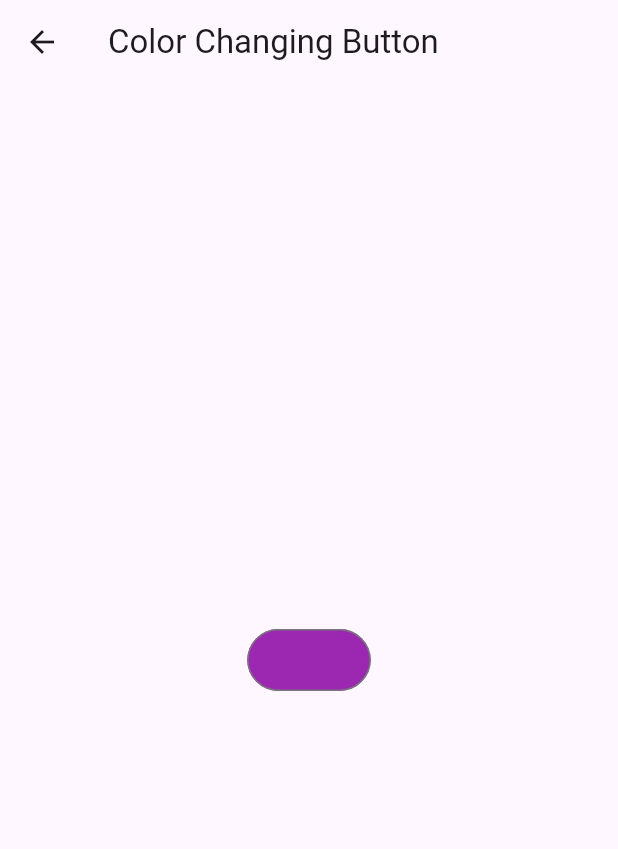
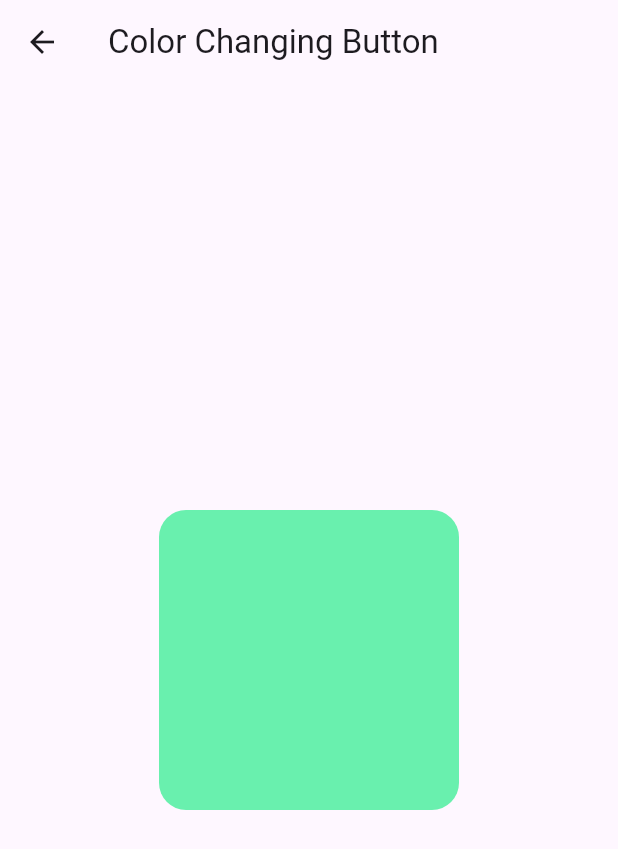
Before and after one commit to sigmapie8/flutter_animations_and_testing, a Flutter app: the ColorChangingButton screen opened directly, on a phone screen of 412 x 824 dp. Shown: the top 849 px of the screen. Run offline on Flutter 3.47's test engine with Material 3 defaults, Android fonts, the phone set to English and light mode, and no system bars.

Commit message:
add implicit animation to color changing button

```diff
--- a/lib/simple_animations/color_changing_button.dart
+++ b/lib/simple_animations/color_changing_button.dart
@@ -12,33 +12,11 @@ class ColorChangingButton extends StatefulWidget {
   _ColorChangingButtonState createState() => _ColorChangingButtonState();
 }
 
-class _ColorChangingButtonState extends State<ColorChangingButton>
-    with SingleTickerProviderStateMixin {
-  late AnimationController _animationController;
-  late Animation<Color?> _colorAnimation;
-
-  @override
-  void initState() {
-    super.initState();
-    _animationController =
-        AnimationController(vsync: this, duration: Duration(seconds: 1))
-          ..addListener(() {
-            setState(() {});
-          });
-
-    _colorAnimation = ColorTween(begin: Colors.purple, end: Colors.green)
-        .animate(_animationController);
-  }
-
-  @override
-  void dispose() {
-    _animationController.dispose();
-    super.dispose();
-  }
+class _ColorChangingButtonState extends State<ColorChangingButton> {
+  Color _buttonColor = Colors.greenAccent;
 
   @override
   Widget build(BuildContext context) {
-    Size size = MediaQuery.of(context).size;
     return Scaffold(
       key: Key("${widget.title}"),
       appBar: AppBar(
@@ -46,18 +24,20 @@ class _ColorChangingButtonState extends State<ColorChangingButton>
       ),
       body: SafeArea(
         child: Center(
-            child: OutlinedButton(
-          onPressed: () {
-            _animationController.forward();
+            child: GestureDetector(
+          onTap: () {
+            setState(() {
+              _buttonColor = Colors.blueAccent;
+            });
           },
-          style: OutlinedButton.styleFrom(
-            backgroundColor: _colorAnimation.value,
-            padding: EdgeInsets.all(20),
-            fixedSize: Size(size.width * 0.2, size.width * 0.1),
-          ),
-          child: Text(
-            "Completed",
-            style: TextStyle(color: Colors.white),
+          child: AnimatedContainer(
+            height: 200,
+            width: 200,
+            duration: Duration(milliseconds: 500),
+            decoration: BoxDecoration(
+              color: _buttonColor,
+              borderRadius: BorderRadius.circular(18),
+            ),
           ),
         )),
       ),
```
